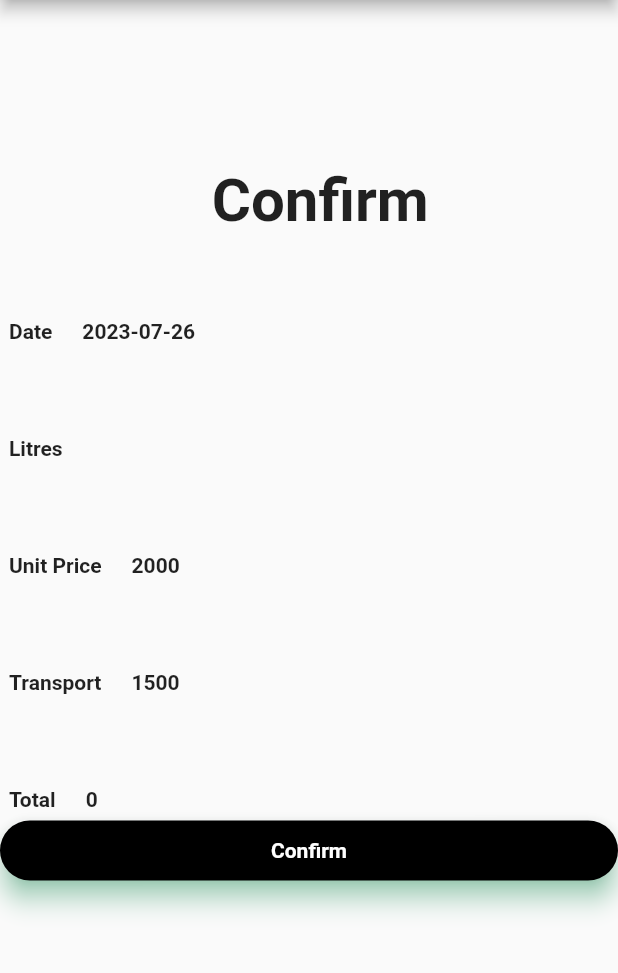
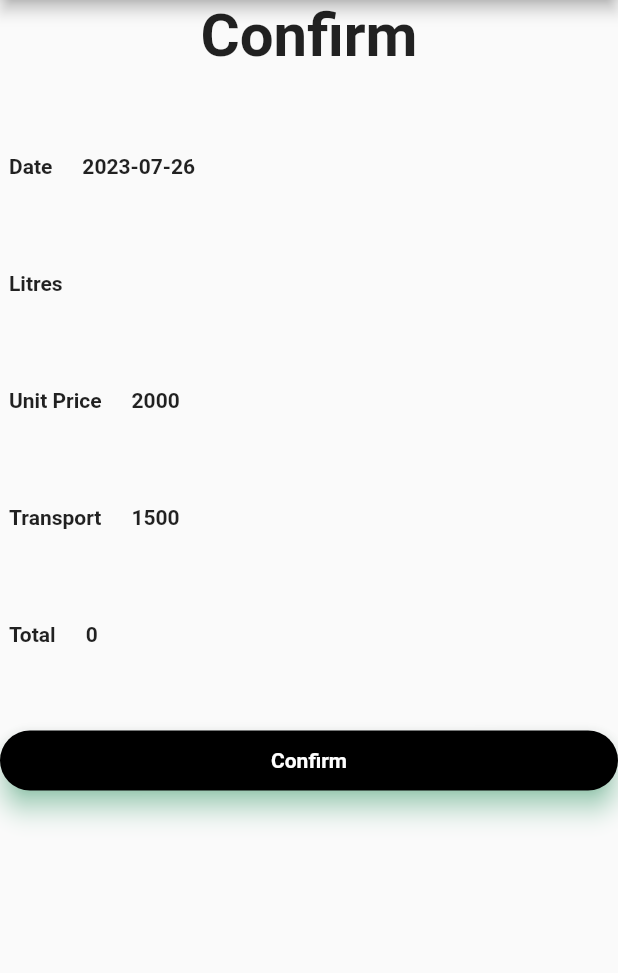
Before and after one commit to yakobodata/melomilkmvp, a Flutter app: the Confirm screen opened directly with empty values, on a phone screen of 412 x 824 dp, the part 84-1057 px from its top. Run offline on Flutter 3.47's test engine with Material 2 defaults, Android fonts, the phone set to English and light mode, and no system bars; our stand-ins replace cloud_firestore, firebase_auth, firebase_core; accounts and stored records are empty; Roboto replaces fonts that are missing (Montserrat); statements that could not run were skipped.

Commit message:
27_07_2023

```diff
--- a/lib/confirm.dart
+++ b/lib/confirm.dart
@@ -4,9 +4,10 @@ import 'package:melo_milk/status.dart';
 import 'package:intl/intl.dart';
 
 class Confirm extends StatefulWidget {
+  String userid;
   String litres;
 
-  Confirm({super.key, required this.litres});
+  Confirm({super.key, required this.litres, required this.userid});
 
   @override
   State<Confirm> createState() => _ConfirmState();
@@ -36,7 +37,7 @@ class _ConfirmState extends State<Confirm> {
           Stack(
             children: <Widget>[
               Container(
-                padding: EdgeInsets.fromLTRB(15, 110, 0, 0),
+                // padding: EdgeInsets.fromLTRB(15, 110, 0, 0),
                 child: Text(
                   "Confirm",
                   style: TextStyle(fontSize: 40, fontWeight: FontWeight.bold),
@@ -169,6 +170,9 @@ class _ConfirmState extends State<Confirm> {
               ],
             ),
           ),
+          SizedBox(
+            height: 50,
+          ),
           Container(
             height: 40,
             child: Material(
@@ -181,6 +185,8 @@ class _ConfirmState extends State<Confirm> {
                     dynamic db = FirebaseFirestore.instance;
                     // Create a new user with a first and last name
                     final deal = <String, dynamic>{
+                      "userid": this.widget.userid,
+                      "date": {getCurrentDate()},
                       "litres": this.widget.litres,
                       "unitprice": unit_price,
                       "transport": transport,
```
Also changed, not shown: lib/main.dart (+8 -1 lines), lib/order.dart (+8 -2 lines), lib/register.dart (+6 -2 lines).
